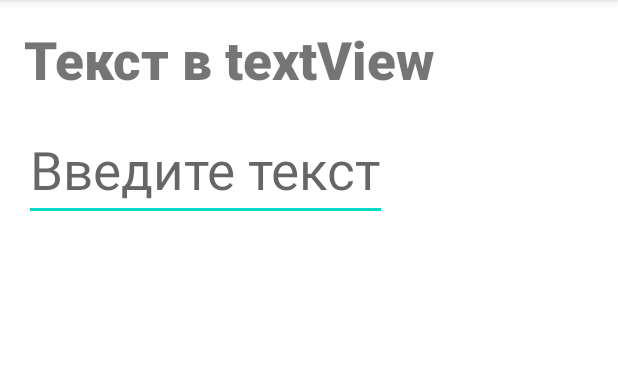
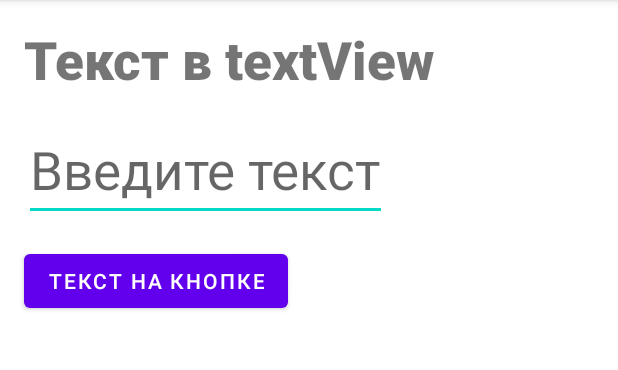
Before and after one commit to citizen-of-makondo/AndroidBasic, an Android app: the screen it shows after launch (MainActivity), on a phone screen of 412 x 824 dp, the part 84-454 px from its top. Run offline under Robolectric (Android 15) with nearby library versions, the phone set to English and light mode, and no system bars.

Commit message:
Added TextView, EditText and Button

```diff
--- a/app/src/main/res/layout/activity_main.xml
+++ b/app/src/main/res/layout/activity_main.xml
@@ -24,6 +24,15 @@
         android:hint="@string/writeYourText"
         android:textSize="35sp" />
 
+    <Button
+        android:id="@+id/button"
+        android:layout_width="wrap_content"
+        android:layout_height="wrap_content"
+        android:layout_marginLeft="16dp"
+        android:layout_marginTop="16dp"
+        android:text="Текст на кнопке" />
+
+
 
 
 </LinearLayout>
```
